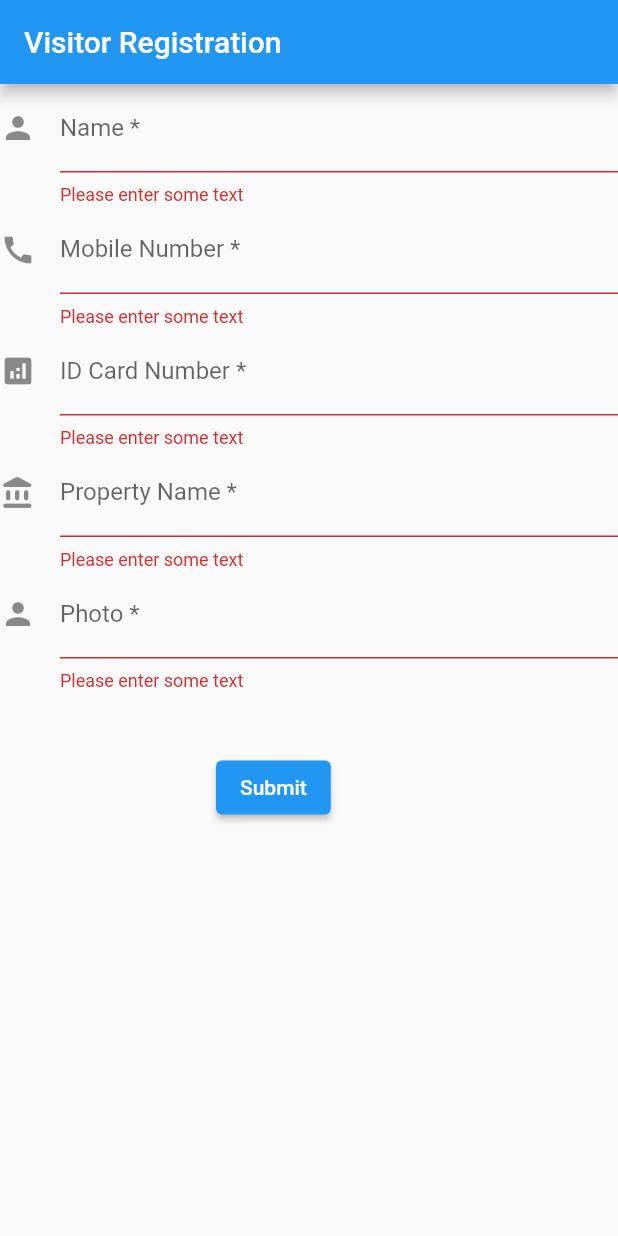
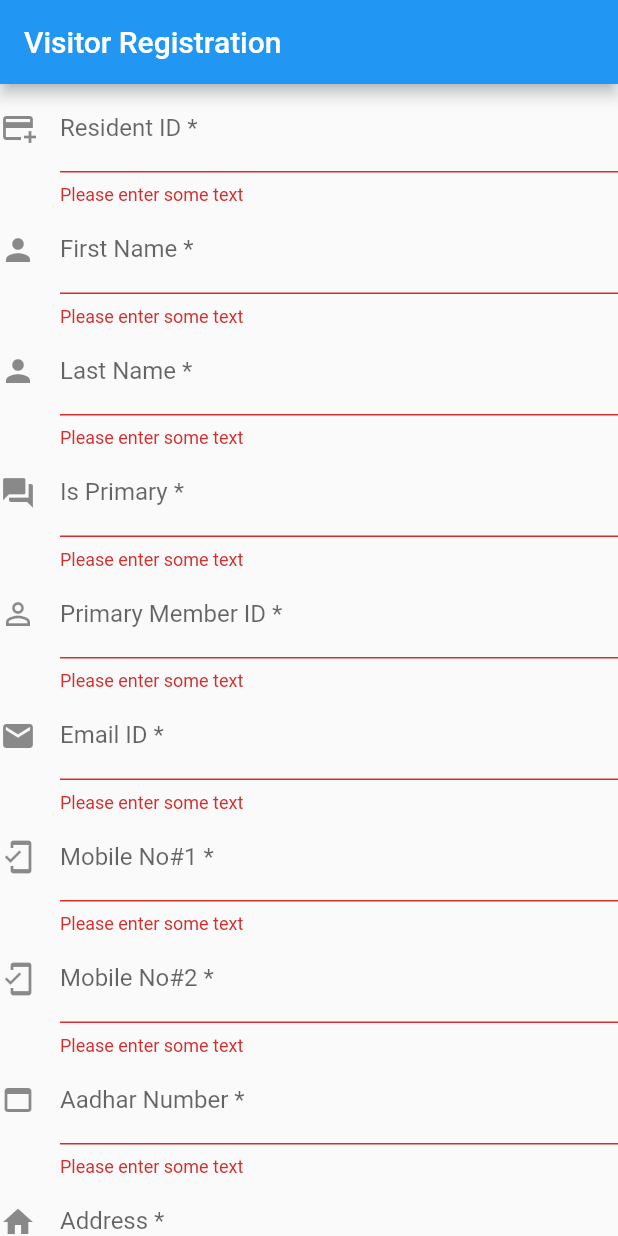
Before and after one commit to shikhartiwariin/my_nest_new, a Flutter app: the screen it shows after launch, after a tap on "Submit", on a phone screen of 412 x 824 dp. Run offline on Flutter 3.47's test engine with Material 2 defaults, Android fonts, the light colour scheme and no system bars.

Commit message:
visitor registration commit

```diff
--- /dev/null
+++ b/lib/visitor_management copy/visitor_form.dart
@@ -0,0 +1,135 @@
+import 'package:flutter/material.dart';
+
+class VisitorForm extends StatelessWidget {
+  const VisitorForm({Key? key}) : super(key: key);
+
+  @override
+  Widget build(BuildContext context) {
+    const appTitle = 'Visitor Registration';
+
+    return MaterialApp(
+      title: appTitle,
+      debugShowCheckedModeBanner: false,
+      home: Scaffold(
+        appBar: AppBar(
+          title: const Text(appTitle),
+        ),
+        body: const VisForm(),
+      ),
+    );
+  }
+}
+
+class VisForm extends StatefulWidget {
+  const VisForm({Key? key}) : super(key: key);
+
+  @override
+  VisFormState createState() {
+    return VisFormState();
+  }
+}
+
+class VisFormState extends State<VisForm> {
+  final _formKey = GlobalKey<FormState>();
+  @override
+  Widget build(BuildContext context) {
+    return ListView(
+      children: <Widget>[
+        Form(
+          key: _formKey,
+          child: Column(
+            crossAxisAlignment: CrossAxisAlignment.start,
+            children: [
+              TextFormField(
+                decoration: const InputDecoration(
+                  icon: Icon(Icons.person),
+                  hintText: 'Please enter your name',
+                  labelText: 'Name *',
+                ),
+                onSaved: (String? value) {},
+                validator: (value) {
+                  if (value == null || value.isEmpty) {
+                    return 'Please enter some text';
+                  }
+                  return null;
+                },
+              ),
+              TextFormField(
+                decoration: const InputDecoration(
+                  icon: Icon(Icons.call),
+                  hintText: 'Please enter your mobile number',
+                  labelText: 'Mobile Number *',
+                ),
+                onSaved: (String? value) {},
+                validator: (value) {
+                  if (value == null || value.isEmpty) {
+                    return 'Please enter some text';
+                  }
+                  return null;
+                },
+              ),
+              TextFormField(
+                decoration: const InputDecoration(
+                  icon: Icon(Icons.analytics),
+                  hintText: 'Please enter your ID Card Number',
+                  labelText: 'ID Card Number *',
+                ),
+                onSaved: (String? value) {},
+                validator: (value) {
+                  if (value == null || value.isEmpty) {
+                    return 'Please enter some text';
+                  }
+                  return null;
+                },
+              ),
+              TextFormField(
+                decoration: const InputDecoration(
+                  icon: Icon(Icons.account_balance_rounded),
+                  hintText: 'Please enter property name',
+                  labelText: 'Property Name *',
+                ),
+                onSaved: (String? value) {},
+                validator: (value) {
+                  if (value == null || value.isEmpty) {
+                    return 'Please enter some text';
+                  }
+                  return null;
+                },
+              ),
+              TextFormField(
+                decoration: const InputDecoration(
+                  icon: Icon(Icons.person),
+                  hintText: 'Upload Photograph',
+                  labelText: 'Photo *',
+                ),
+                onSaved: (String? value) {},
+                validator: (value) {
+                  if (value == null || value.isEmpty) {
+                    return 'Please enter some text';
+                  }
+                  return null;
+                },
+              ),
+              Padding(
+                padding: const EdgeInsets.symmetric(vertical: 16.0),
+                child: Padding(
+                  padding: const EdgeInsets.only(left: 144, top: 24),
+                  child: ElevatedButton(
+                    onPressed: () {
+                      if (_formKey.currentState!.validate()) {
+                        ScaffoldMessenger.of(context).showSnackBar(
+                          const SnackBar(content: Text('Processing Data')),
+                        );
+                      }
+                    },
+                    child: const Text('Submit'),
+                  ),
+                ),
+              ),
+            ],
+          ),
+        )
+      ],
+    );
+  }
+}
--- /dev/null
+++ b/lib/visitor_management copy/visitor_summary.dart
@@ -0,0 +1,121 @@
+import 'package:flutter/material.dart';
+
+Map<int, Map<String, String>>? map = {
+  0: {
+    "name": "user1",
+    "mobile_number": "1234567890",
+    "idc_num": "123456789",
+    "prop_name": "abcdef"
+  },
+  1: {
+    "name": "user2",
+    "mobile_number": "1234567890",
+    "idc_num": "123456789",
+    "prop_name": "abcdef"
+  },
+  2: {
+    "name": "user3",
+    "mobile_number": "1234567890",
+    "idc_num": "123456789",
+    "prop_name": "abcdef"
+  },
+  3: {
+    "name": "user1",
+    "mobile_number": "1234567890",
+    "idc_num": "123456789",
+    "prop_name": "abcdef"
+  },
+  4: {
+    "name": "user1",
+    "mobile_number": "1234567890",
+    "idc_num": "123456789",
+    "prop_name": "abcdef"
+  },
+  5: {
+    "name": "user1",
+    "mobile_number": "1234567890",
+    "idc_num": "123456789",
+    "prop_name": "abcdef"
+  },
+};
+
+class VisitorSummary extends StatelessWidget {
+  const VisitorSummary({Key? key}) : super(key: key);
+
+  @override
+  Widget build(BuildContext context) {
+    const appTitle = 'User Summary';
+
+    return MaterialApp(
+      title: appTitle,
+      debugShowCheckedModeBanner: false,
+      home: Scaffold(
+        appBar: AppBar(
+          title: const Text(appTitle),
+        ),
+        body: const VisForm(),
+      ),
+    );
+  }
+}
+
+class VisForm extends StatefulWidget {
+  const VisForm({Key? key}) : super(key: key);
+
+  @override
+  VisFormState createState() {
+    return VisFormState();
+  }
+}
+
+class VisFormState extends State<VisForm> {
+  @override
+  Widget build(BuildContext context) {
+    return ListView.separated(
+      padding: const EdgeInsets.all(8),
+      itemCount: map!.length,
+      itemBuilder: (BuildContext context, int index) {
+        return Container(
+          decoration: BoxDecoration(
+            gradient: LinearGradient(
+              colors: [
+                Colors.pinkAccent.withOpacity(0.7),
+                Colors.pinkAccent,
+              ],
+              begin: Alignment.topLeft,
+              end: Alignment.bottomRight,
+            ),
+            borderRadius: BorderRadius.circular(15),
+          ),
+          height: 200,
+          child: Padding(
+            padding: const EdgeInsets.all(8.0),
+            child: Padding(
+              padding: const EdgeInsets.all(8.0),
+              child: Column(
+                children: [
+                  Text("Name : " + (map![index]!['name'] ?? 'NA')),
+                  const SizedBox(
+                    height: 20,
+                  ),
+                  Text("Mobile Number : " +
+                      (map![index]!['mobile_number'] ?? 'NA')),
+                  const SizedBox(
+                    height: 20,
+                  ),
+                  Text("ID Card Number : " + (map![index]!['idc_num'] ?? 'NA')),
+                  const SizedBox(
+                    height: 20,
+                  ),
+                  Text(
+                      "Property Name : " + (map![index]!['prop_name'] ?? 'NA')),
+                ],
+              ),
+            ),
+          ),
+        );
+      },
+      separatorBuilder: (BuildContext context, int index) => const Divider(),
+    );
+  }
+}
--- a/lib/visitor_management/visitor_form.dart
+++ b/lib/visitor_management/visitor_form.dart
@@ -31,8 +31,10 @@ class VisForm extends StatefulWidget {
 
 class VisFormState extends State<VisForm> {
   final _formKey = GlobalKey<FormState>();
+
   @override
   Widget build(BuildContext context) {
+    var _site;
     return ListView(
       children: <Widget>[
         Form(
@@ -42,51 +44,9 @@ class VisFormState extends State<VisForm> {
             children: [
               TextFormField(
                 decoration: const InputDecoration(
-                  icon: Icon(Icons.person),
-                  hintText: 'Please enter your name',
-                  labelText: 'Name *',
-                ),
-                onSaved: (String? value) {},
-                validator: (value) {
-                  if (value == null || value.isEmpty) {
-                    return 'Please enter some text';
-                  }
-                  return null;
-                },
-              ),
-              TextFormField(
-                decoration: const InputDecoration(
-                  icon: Icon(Icons.call),
-                  hintText: 'Please enter your mobile number',
-                  labelText: 'Mobile Number *',
-                ),
-                onSaved: (String? value) {},
-                validator: (value) {
-                  if (value == null || value.isEmpty) {
-                    return 'Please enter some text';
-                  }
-                  return null;
-                },
-              ),
-              TextFormField(
-                decoration: const InputDecoration(
-                  icon: Icon(Icons.analytics),
-                  hintText: 'Please enter your ID Card Number',
-                  labelText: 'ID Card Number *',
-                ),
-                onSaved: (String? value) {},
-                validator: (value) {
-                  if (value == null || value.isEmpty) {
-                    return 'Please enter some text';
-                  }
-                  return null;
-                },
-              ),
-              TextFormField(
-                decoration: const InputDecoration(
-                  icon: Icon(Icons.account_balance_rounded),
-                  hintText: 'Please enter property name',
-                  labelText: 'Property Name *',
+                  icon: Icon(Icons.add_card),
+                  hintText: 'Auto Generated',
+                  labelText: 'Resident ID *',
                 ),
                 onSaved: (String? value) {},
                 validator: (value) {
@@ -99,8 +59,134 @@ class VisFormState extends State<VisForm> {
               TextFormField(
                 decoration: const InputDecoration(
                   icon: Icon(Icons.person),
-                  hintText: 'Upload Photograph',
-                  labelText: 'Photo *',
+                  hintText: 'Please enter your first name',
+                  labelText: 'First Name *',
+                ),
+                onSaved: (String? value) {},
+                validator: (value) {
+                  if (value == null || value.isEmpty) {
+                    return 'Please enter some text';
+                  }
+                  return null;
+                },
+              ),
+              TextFormField(
+                decoration: const InputDecoration(
+                  icon: Icon(Icons.person),
+                  hintText: 'Please enter your last name',
+                  labelText: 'Last Name *',
+                ),
+                onSaved: (String? value) {},
+                validator: (value) {
+                  if (value == null || value.isEmpty) {
+                    return 'Please enter some text';
+                  }
+                  return null;
+                },
+              ),
+              TextFormField(
+                decoration: const InputDecoration(
+                  icon: Icon(Icons.question_answer),
+                  hintText: 'Yes / No',
+                  labelText: 'Is Primary *',
+                ),
+                onSaved: (String? value) {},
+                validator: (value) {
+                  if (value == null || value.isEmpty) {
+                    return 'Please enter some text';
+                  }
+                  return null;
+                },
+              ),
+              TextFormField(
+                decoration: const InputDecoration(
+                  icon: Icon(Icons.perm_identity),
+                  hintText: 'If resident is not primary',
+                  labelText: 'Primary Member ID *',
+                ),
+                onSaved: (String? value) {},
+                validator: (value) {
+                  if (value == null || value.isEmpty) {
+                    return 'Please enter some text';
+                  }
+                  return null;
+                },
+              ),
+              TextFormField(
+                decoration: const InputDecoration(
+                  icon: Icon(Icons.email),
+                  hintText: 'Please enter email ID',
+                  labelText: 'Email ID *',
+                ),
+                onSaved: (String? value) {},
+                validator: (value) {
+                  if (value == null || value.isEmpty) {
+                    return 'Please enter some text';
+                  }
+                  return null;
+                },
+              ),
+              TextFormField(
+                decoration: const InputDecoration(
+                  icon: Icon(Icons.mobile_friendly),
+                  hintText: 'Enter mobile number',
+                  labelText: 'Mobile No#1 *',
+                ),
+                onSaved: (String? value) {},
+                validator: (value) {
+                  if (value == null || value.isEmpty) {
+                    return 'Please enter some text';
+                  }
+                  return null;
+                },
+              ),
+              TextFormField(
+                decoration: const InputDecoration(
+                  icon: Icon(Icons.mobile_friendly),
+                  hintText: 'Alternate mobile number',
+                  labelText: 'Mobile No#2 *',
+                ),
+                onSaved: (String? value) {},
+                validator: (value) {
+                  if (value == null || value.isEmpty) {
+                    return 'Please enter some text';
+                  }
+                  return null;
+                },
+              ),
+              TextFormField(
+                decoration: const InputDecoration(
+                  icon: Icon(Icons.web_asset),
+                  hintText: 'Please enter your aadhar number',
+                  labelText: 'Aadhar Number *',
+                ),
+                onSaved: (String? value) {},
+                validator: (value) {
+                  if (value == null || value.isEmpty) {
+                    return 'Please enter some text';
+                  }
+                  return null;
+                },
+              ),
+              TextFormField(
+                decoration: const InputDecoration(
+                  icon: Icon(Icons.home),
+                  hintText: 'Please enter your addres',
+                  labelText: 'Address *',
+                ),
+                onSaved: (String? value) {},
+                validator: (value) {
+                  if (value == null || value.isEmpty) {
+                    return 'Please enter some text';
+                  }
+                  return null;
+                },
+              ),
+              TextFormField(
+                decoration: const InputDecoration(
+                  icon: Icon(Icons.comment),
+                  hintText: 'Please enter property name',
+                  labelText: 'Remarks *',
                 ),
                 onSaved: (String? value) {},
                 validator: (value) {
```
